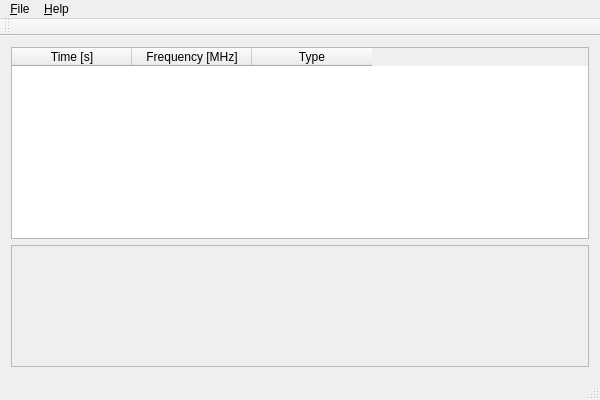
This is src/arbramp.ui in RDubessy/ArbitraryRamp as Qt 5 draws it before an edit. The edited form follows.
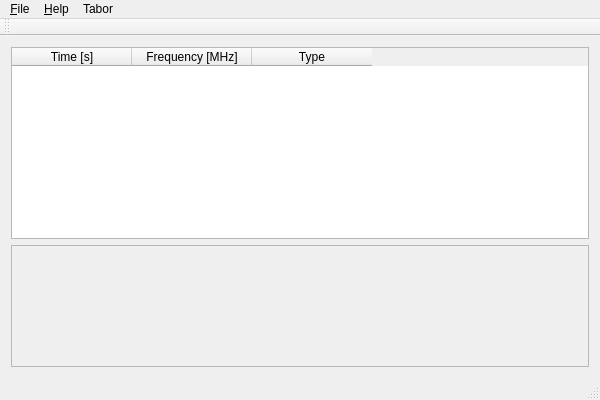
This is the edited form.

```diff
--- a/src/arbramp.ui
+++ b/src/arbramp.ui
@@ -77,7 +77,7 @@
      <x>0</x>
      <y>0</y>
      <width>600</width>
-     <height>23</height>
+     <height>18</height>
     </rect>
    </property>
    <widget class="QMenu" name="menu_Fichier">
@@ -100,8 +100,16 @@
     </property>
     <addaction name="action_About"/>
    </widget>
+   <widget class="QMenu" name="menuTabor">
+    <property name="title">
+     <string>Tabor</string>
+    </property>
+    <addaction name="action_Export"/>
+    <addaction name="action_Options"/>
+   </widget>
    <addaction name="menu_Fichier"/>
    <addaction name="menuHelp"/>
+   <addaction name="menuTabor"/>
   </widget>
   <widget class="QToolBar" name="mainToolBar">
    <property name="toolButtonStyle">
```
Left out of the diff: 20 changed lines with no effect on the pictures.
